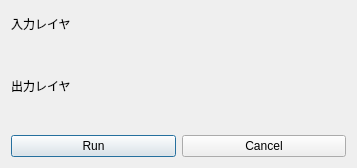
This is dem_to_csmap.ui in MIERUNE/csmap-qgis-plugin as Qt 5 draws it before an edit. The edited form follows.
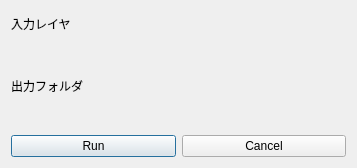
This is the edited form. Custom widgets are drawn as their Qt base class.

Commit message: "処理終了時にダイアログを閉じる"

Diff of the .ui file:
```diff
--- a/dem_to_csmap.ui
+++ b/dem_to_csmap.ui
@@ -27,7 +27,7 @@
    <item>
     <widget class="QLabel" name="label_2">
      <property name="text">
-      <string>出力レイヤ</string>
+      <string>出力フォルダ</string>
      </property>
     </widget>
    </item>
```
The commit also changes 1 other file.
